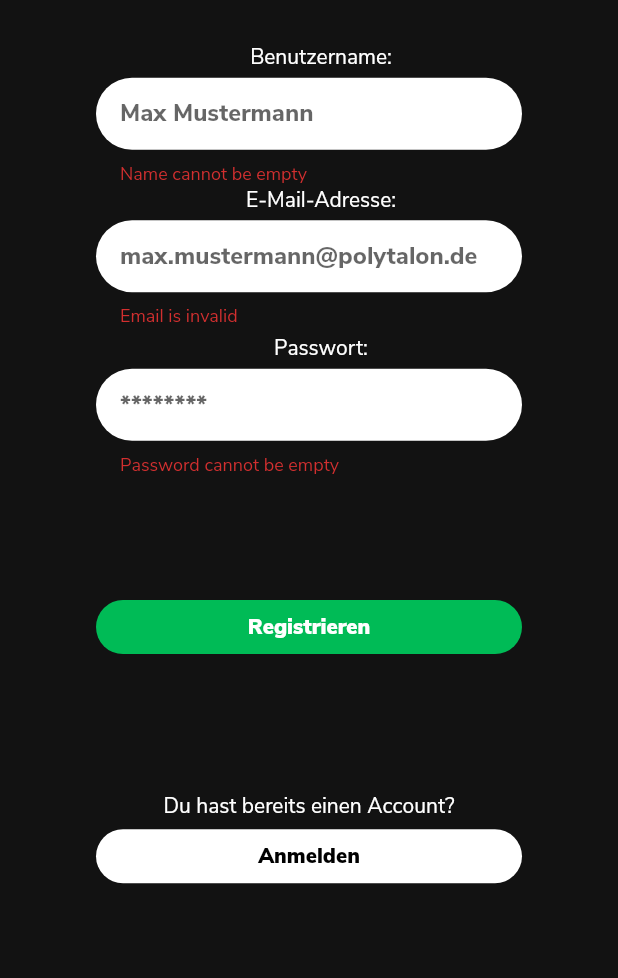
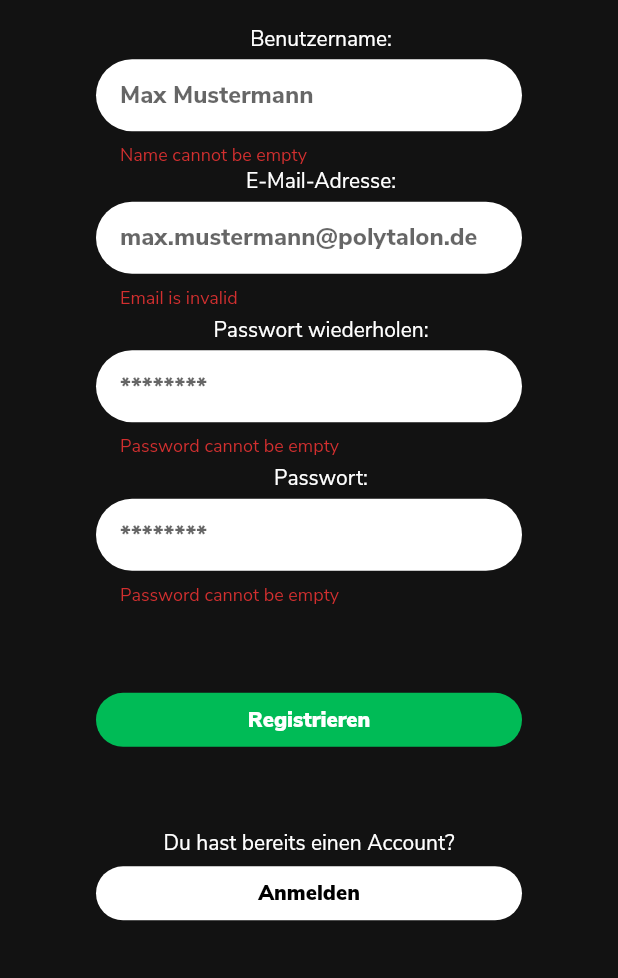
Before and after one commit to POLYTALON/climbing-gym-app, a Flutter app: the RegisterScreen widget shown alone on an empty page, opened directly, after a tap on "Registrieren", on a phone screen of 412 x 824 dp, the part 258-1236 px from its top. Run offline on Flutter 3.47's test engine with Material 2 defaults, Android fonts, the phone set to English and light mode, and no system bars; our stand-ins replace firebase_auth, firebase_core; accounts and stored records are empty.

Commit message:
Added password repetition on user registration.

```diff
--- a/lib/screens/register.dart
+++ b/lib/screens/register.dart
@@ -17,6 +17,7 @@ class _RegisterScreenState extends State<RegisterScreen> {
   final controllerUsername = TextEditingController(text: "");
   final controllerEmail = TextEditingController(text: "");
   final controllerPassword = TextEditingController(text: "");
+  final controllerPasswordRepeat = TextEditingController(text: "");
   String _errorMessage = "";
   bool isLoggedIn = false;
 
@@ -91,11 +92,38 @@ class _RegisterScreenState extends State<RegisterScreen> {
                   Padding(
                     padding: const EdgeInsets.only(
                         left: 16.0, top: 4.0, bottom: 4.0),
+                    child: Text("Passwort wiederholen:",
+                        style: TextStyle(color: Colors.white)),
+                  ),
+                  TextFormField(
+                      controller: controllerPassword,
+                      enabled: !isLoggedIn,
+                      textCapitalization: TextCapitalization.none,
+                      style: TextStyle(fontWeight: FontWeight.w800),
+                      obscureText: true,
+                      enableSuggestions: false,
+                      autocorrect: false,
+                      keyboardType: TextInputType.visiblePassword,
+                      validator: PasswordFieldValidator.validate,
+                      decoration: InputDecoration(
+                          contentPadding: const EdgeInsets.only(left: 16.0),
+                          hintText: '********',
+                          border: OutlineInputBorder(
+                              borderRadius: BorderRadius.circular(24.0),
+                              borderSide: BorderSide(
+                                  width: 0, style: BorderStyle.none)),
+                          fillColor: Colors.white,
+                          filled: true)),
+
+                  // Text Field Password (repeat)
+                  Padding(
+                    padding: const EdgeInsets.only(
+                        left: 16.0, top: 4.0, bottom: 4.0),
                     child: Text("Passwort:",
                         style: TextStyle(color: Colors.white)),
                   ),
                   TextFormField(
-                      controller: controllerPassword,
+                      controller: controllerPasswordRepeat,
                       enabled: !isLoggedIn,
                       textCapitalization: TextCapitalization.none,
                       style: TextStyle(fontWeight: FontWeight.w800),
@@ -182,8 +210,10 @@ class _RegisterScreenState extends State<RegisterScreen> {
   void doUserRegistration() async {
     final String email = controllerEmail.text.trim();
     final String password = controllerPassword.text.trim();
+    final String passwordRepeat = controllerPasswordRepeat.text.trim();
 
     if (_validateAndSave()) {
+      if (password == passwordRepeat) {
         try {
           UserCredential userCredential = await FirebaseAuth.instance
               .createUserWithEmailAndPassword(email: email, password: password);
@@ -197,6 +227,11 @@ class _RegisterScreenState extends State<RegisterScreen> {
         } catch (e) {
           setState(() {
             _errorMessage = e.toString();
+          });
+        }
+      } else {
+        setState(() {
+          _errorMessage = "Die Passwörter stimmen nicht überein!";
         });
       }
     }
```
Lines whose indentation alone changed are shown as unchanged.
